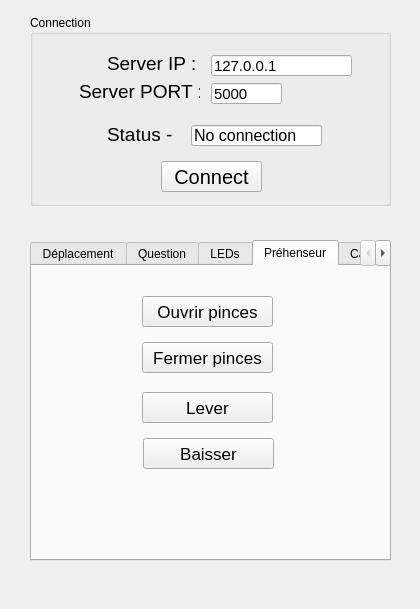
Before: the Qt Designer form Experiments/RobotControl/ui/QtProject/mainwindow.ui in jsbed/Design-III-Robot, drawn with Qt 5.
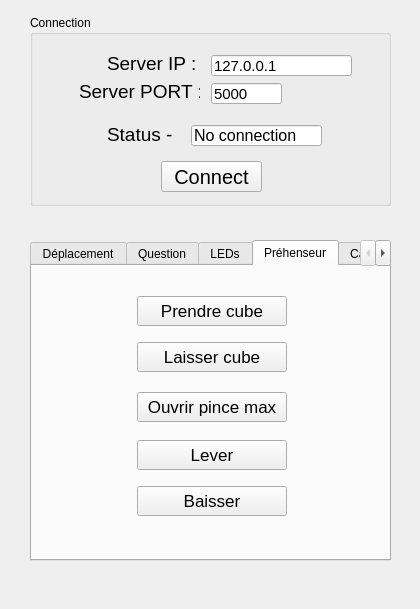
After: the same form once the commit is applied. The open tabs and pages were chosen to show the change. Icons and pictures are not drawn.

Commit message: added gripper to IntegratioUi test

```diff
--- a/Experiments/RobotControl/ui/QtProject/mainwindow.ui
+++ b/Experiments/RobotControl/ui/QtProject/mainwindow.ui
@@ -643,10 +643,10 @@
      <widget class="QPushButton" name="open_gripper_button">
       <property name="geometry">
        <rect>
-        <x>110</x>
+        <x>105</x>
         <y>30</y>
-        <width>131</width>
-        <height>31</height>
+        <width>150</width>
+        <height>30</height>
        </rect>
       </property>
       <property name="font">
@@ -655,16 +655,16 @@
        </font>
       </property>
       <property name="text">
-       <string>Ouvrir pinces</string>
+       <string>Prendre cube</string>
       </property>
      </widget>
      <widget class="QPushButton" name="close_gripper_button">
       <property name="geometry">
        <rect>
-        <x>110</x>
+        <x>105</x>
         <y>76</y>
-        <width>131</width>
-        <height>31</height>
+        <width>150</width>
+        <height>30</height>
        </rect>
       </property>
       <property name="font">
@@ -673,16 +673,16 @@
        </font>
       </property>
       <property name="text">
-       <string>Fermer pinces</string>
+       <string>Laisser cube</string>
       </property>
      </widget>
      <widget class="QPushButton" name="lift_gripper_button">
       <property name="geometry">
        <rect>
-        <x>110</x>
-        <y>126</y>
-        <width>131</width>
-        <height>31</height>
+        <x>105</x>
+        <y>174</y>
+        <width>150</width>
+        <height>30</height>
        </rect>
       </property>
       <property name="font">
@@ -697,10 +697,10 @@
      <widget class="QPushButton" name="lower_gripper_button">
       <property name="geometry">
        <rect>
-        <x>111</x>
-        <y>172</y>
-        <width>131</width>
-        <height>31</height>
+        <x>105</x>
+        <y>220</y>
+        <width>150</width>
+        <height>30</height>
        </rect>
       </property>
       <property name="font">
@@ -712,6 +712,24 @@
        <string>Baisser</string>
       </property>
      </widget>
+     <widget class="QPushButton" name="open_gripper_max_button">
+      <property name="geometry">
+       <rect>
+        <x>105</x>
+        <y>126</y>
+        <width>150</width>
+        <height>30</height>
+       </rect>
+      </property>
+      <property name="font">
+       <font>
+        <pointsize>13</pointsize>
+       </font>
+      </property>
+      <property name="text">
+       <string>Ouvrir pince max</string>
+      </property>
+     </widget>
     </widget>
     <widget class="QWidget" name="tab_4">
      <attribute name="title">
```
Left out of the diff: 6 changed lines with no effect on the pictures. The commit also changes 5 other files.
